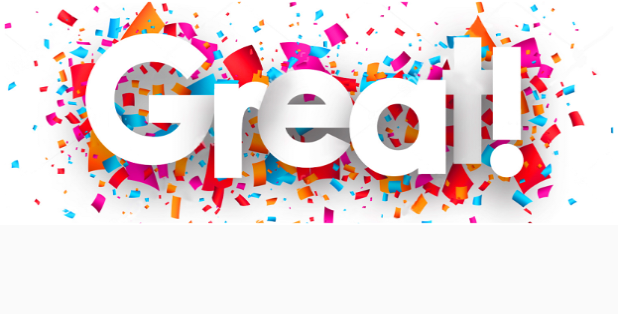
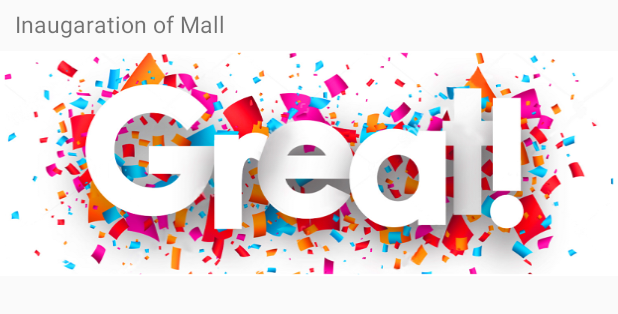
Before and after one commit to poo0392/MyAppDemoNew, an Android app: the layout swipe_layout.xml on its own in the app's theme, with its tools: preview values and no code run, on a phone screen of 412 x 824 dp. Shown: the top 314 px of the screen. Run offline under Robolectric (Android 15) with nearby library versions, the light colour scheme and no system bars.

Commit message:
design changes

```diff
--- a/app/src/main/java/com/example/pooja/myappdemonew/adapter/UltraPagerAdapter.java
+++ b/app/src/main/java/com/example/pooja/myappdemonew/adapter/UltraPagerAdapter.java
@@ -7,6 +7,7 @@ import android.view.View;
 import android.view.ViewGroup;
 import android.widget.ImageView;
 import android.widget.LinearLayout;
+import android.widget.TextView;
 
 import com.example.pooja.myappdemonew.R;
 
@@ -23,6 +24,7 @@ public class UltraPagerAdapter extends PagerAdapter {
     private boolean isMultiScr;
     private int[] image = {R.drawable.mall, R.drawable.building, R.drawable.garden};
     private int[] imageTwo = {R.drawable.img_offers_one, R.drawable.img_offers_two, R.drawable.img_offers_one, R.drawable.img_offers_two};
+    private String [] title={"Inaugaration of Mall","New Project Development","Inaugaration of Mall","New Project Development"};
 
     public UltraPagerAdapter(Context mContext, String from,boolean isMultiScr) {
         this.isMultiScr = isMultiScr;
@@ -72,12 +74,14 @@ public class UltraPagerAdapter extends PagerAdapter {
                 linearLayout.setBackgroundColor(Color.parseColor("#F44336"));
                 break;*/
         View itemView = LayoutInflater.from(container.getContext()).inflate(R.layout.swipe_layout, container, false);
-
+        TextView tv_item_title=(TextView) itemView.findViewById(R.id.tv_item_title);
         ImageView imageView = (ImageView) itemView.findViewById(R.id.imageView);
         if(from.equals("home")){
             imageView.setImageResource(imageTwo[position]);
+            tv_item_title.setVisibility(View.GONE);
         }else {
             imageView.setImageResource(image[position]);
+            tv_item_title.setText(title[position]);
         }
         container.addView(itemView);
 
--- a/app/src/main/res/layout/swipe_layout.xml
+++ b/app/src/main/res/layout/swipe_layout.xml
@@ -2,13 +2,24 @@
 <LinearLayout xmlns:android="http://schemas.android.com/apk/res/android"
     android:layout_width="match_parent"
     android:layout_height="match_parent"
-    android:orientation="vertical" >
+    android:orientation="vertical">
+    <TextView
+        android:id="@+id/tv_item_title"
+        android:layout_width="match_parent"
+        android:layout_height="wrap_content"
+        android:layout_marginBottom="2dp"
+        android:text="Inaugaration of Mall"
+        android:textSize="15sp"
+        android:paddingLeft="10dp"
+        android:paddingRight="10dp"
+        android:paddingTop="5dp"
+        android:paddingBottom="5dp"
+        />
 
-<ImageView
-    android:id="@+id/imageView"
-    android:layout_width="match_parent"
-    android:layout_height="wrap_content"
-    android:scaleType="fitXY"
-    android:src="@drawable/img_offers_one"
-    />
+    <ImageView
+        android:id="@+id/imageView"
+        android:layout_width="match_parent"
+        android:layout_height="wrap_content"
+        android:scaleType="fitXY"
+        android:src="@drawable/img_offers_one" />
 </LinearLayout>
--- a/app/src/main/res/values/colors.xml
+++ b/app/src/main/res/values/colors.xml
@@ -1,7 +1,7 @@
 <?xml version="1.0" encoding="utf-8"?>
 <resources>
-    <color name="colorPrimary">#FFDA44</color>
-    <color name="colorPrimaryDark">#212121</color>
+    <color name="colorPrimary">#FFEB3B</color>
+    <color name="colorPrimaryDark">#FBC02D</color>
     <color name="colorAccent">#000000</color>
 
     <color name="bg_login">#26ae90</color>
```
Also changed, not shown: app/src/main/res/drawable/border_black_pol.xml (added, +10 -0 lines), app/src/main/res/layout/fragment_home.xml (+35 -8 lines), app/src/main/res/drawable-xhdpi/shiva_shetty_small.png (added).
